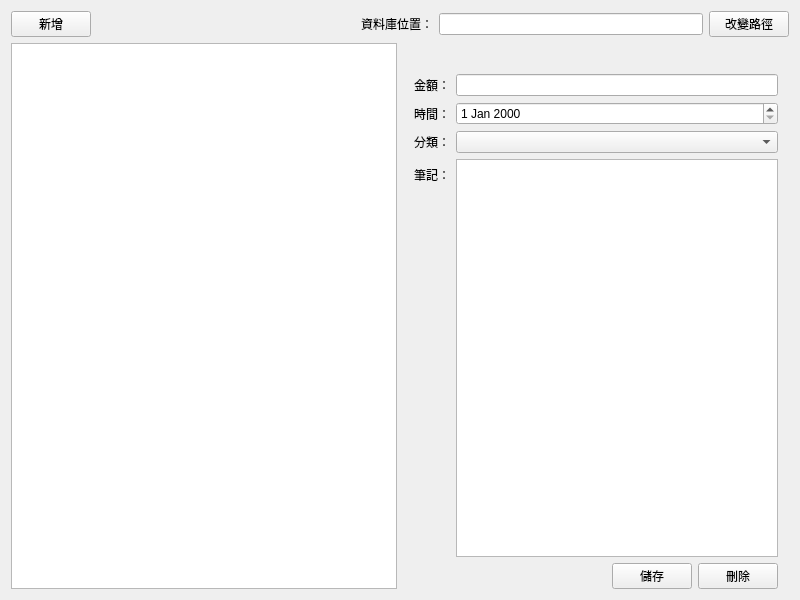
This is ExpenseBook-pc/mainwindow.ui in coolshou/accountbook as Qt 5 draws it before an edit. The edited form follows.
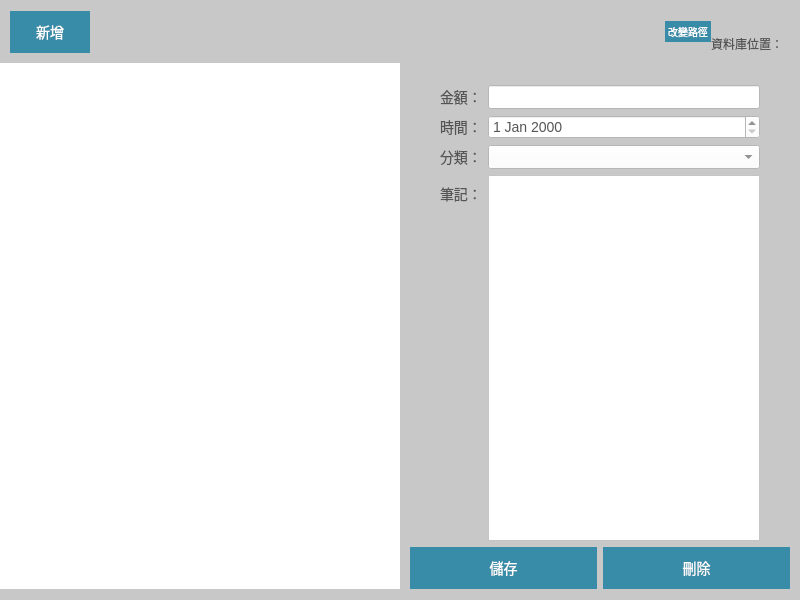
This is the edited form. Icons and pictures are not drawn. Custom widgets are drawn as their Qt base class.

Patch:
```diff
--- a/ExpenseBook-pc/mainwindow.ui
+++ b/ExpenseBook-pc/mainwindow.ui
@@ -23,9 +23,42 @@
    <iconset resource="resources.qrc">
     <normaloff>:/images/logo.png</normaloff>:/images/logo.png</iconset>
   </property>
+  <property name="styleSheet">
+   <string notr="true">QWidget {
+	background-color: rgb(200, 200, 200);
+	font-size: 14px;
+	color: rgb(85, 85, 85);
+}
+
+QPushButton {
+	padding: 10px;
+	border: 1px;
+	background-color: rgb(56, 140, 168);
+	color: rgb(255, 255, 255);
+}
+</string>
+  </property>
   <layout class="QVBoxLayout" name="verticalLayout" stretch="0,0">
+   <property name="spacing">
+    <number>10</number>
+   </property>
+   <property name="leftMargin">
+    <number>0</number>
+   </property>
+   <property name="rightMargin">
+    <number>0</number>
+   </property>
    <item>
     <layout class="QHBoxLayout" name="horizontalLayout">
+     <property name="spacing">
+      <number>0</number>
+     </property>
+     <property name="leftMargin">
+      <number>10</number>
+     </property>
+     <property name="rightMargin">
+      <number>10</number>
+     </property>
      <item>
       <widget class="QPushButton" name="addExpensePushButton">
        <property name="sizePolicy">
@@ -34,9 +67,15 @@
          <verstretch>0</verstretch>
         </sizepolicy>
        </property>
+       <property name="styleSheet">
+        <string notr="true">width: 60px;</string>
+       </property>
        <property name="text">
         <string>新增</string>
        </property>
+       <property name="flat">
+        <bool>false</bool>
+       </property>
       </widget>
      </item>
      <item>
@@ -55,26 +94,6 @@
        </property>
       </spacer>
      </item>
-     <item>
-      <widget class="QLabel" name="label">
-       <property name="text">
-        <string>資料庫位置：</string>
-       </property>
-      </widget>
-     </item>
-     <item>
-      <widget class="QLineEdit" name="databasePathLineEdit">
-       <property name="sizePolicy">
-        <sizepolicy hsizetype="Expanding" vsizetype="Fixed">
-         <horstretch>0</horstretch>
-         <verstretch>0</verstretch>
-        </sizepolicy>
-       </property>
-       <property name="readOnly">
-        <bool>true</bool>
-       </property>
-      </widget>
-     </item>
      <item>
       <widget class="QPushButton" name="changeDatabasePathPushButton">
        <property name="sizePolicy">
@@ -83,17 +102,65 @@
          <verstretch>0</verstretch>
         </sizepolicy>
        </property>
+       <property name="styleSheet">
+        <string notr="true">font-size: 10px;
+padding:3px</string>
+       </property>
        <property name="text">
         <string>改變路徑</string>
        </property>
+       <property name="flat">
+        <bool>true</bool>
+       </property>
+      </widget>
+     </item>
+     <item>
+      <widget class="QLabel" name="label">
+       <property name="styleSheet">
+        <string notr="true">font-size: 12px;
+</string>
+       </property>
+       <property name="text">
+        <string>資料庫位置：</string>
+       </property>
+       <property name="alignment">
+        <set>Qt::AlignBottom|Qt::AlignLeading|Qt::AlignLeft</set>
+       </property>
+      </widget>
+     </item>
+     <item>
+      <widget class="QLabel" name="databasePathLabel">
+       <property name="styleSheet">
+        <string notr="true">font-size: 12px;
+</string>
+       </property>
+       <property name="text">
+        <string/>
+       </property>
+       <property name="alignment">
+        <set>Qt::AlignBottom|Qt::AlignLeading|Qt::AlignLeft</set>
+       </property>
       </widget>
      </item>
     </layout>
    </item>
    <item>
-    <layout class="QHBoxLayout" name="bodyLayout" stretch="1,1">
+    <layout class="QHBoxLayout" name="bodyLayout" stretch="0,0">
+     <property name="spacing">
+      <number>0</number>
+     </property>
      <item>
-      <widget class="QListView" name="expenseListView"/>
+      <widget class="QListView" name="expenseListView">
+       <property name="styleSheet">
+        <string notr="true">background-color: rgb(255, 255, 255);</string>
+       </property>
+       <property name="frameShape">
+        <enum>QFrame::NoFrame</enum>
+       </property>
+       <property name="frameShadow">
+        <enum>QFrame::Plain</enum>
+       </property>
+      </widget>
      </item>
      <item>
       <widget class="QWidget" name="expenseWidget" native="true">
@@ -101,6 +168,15 @@
         <bool>true</bool>
        </property>
        <layout class="QVBoxLayout" name="verticalLayout_2">
+        <property name="leftMargin">
+         <number>10</number>
+        </property>
+        <property name="topMargin">
+         <number>0</number>
+        </property>
+        <property name="rightMargin">
+         <number>10</number>
+        </property>
         <property name="bottomMargin">
          <number>0</number>
         </property>
@@ -118,13 +194,16 @@
           <property name="alignment">
            <set>Qt::AlignCenter</set>
           </property>
-          <property name="margin">
-           <number>30</number>
-          </property>
          </widget>
         </item>
         <item>
          <layout class="QFormLayout" name="formLayout">
+          <property name="leftMargin">
+           <number>30</number>
+          </property>
+          <property name="rightMargin">
+           <number>30</number>
+          </property>
           <item row="0" column="0">
            <widget class="QLabel" name="label_2">
             <property name="text">
@@ -133,7 +212,11 @@
            </widget>
           </item>
           <item row="0" column="1">
-           <widget class="QLineEdit" name="spendLineEdit"/>
+           <widget class="QLineEdit" name="spendLineEdit">
+            <property name="styleSheet">
+             <string notr="true">background-color: white;</string>
+            </property>
+           </widget>
           </item>
           <item row="1" column="0">
            <widget class="QLabel" name="label_3">
@@ -150,7 +233,11 @@
            </widget>
           </item>
           <item row="2" column="1">
-           <widget class="QComboBox" name="categoryComboBox"/>
+           <widget class="QComboBox" name="categoryComboBox">
+            <property name="styleSheet">
+             <string notr="true">background-color: white;</string>
+            </property>
+           </widget>
           </item>
           <item row="3" column="0">
            <widget class="QLabel" name="label_5">
@@ -160,28 +247,23 @@
            </widget>
           </item>
           <item row="3" column="1">
-           <widget class="QTextEdit" name="noteTextEdit"/>
+           <widget class="QTextEdit" name="noteTextEdit">
+            <property name="styleSheet">
+             <string notr="true">background-color: white;</string>
+            </property>
+           </widget>
           </item>
           <item row="1" column="1">
-           <widget class="QDateEdit" name="dateDateEdit"/>
+           <widget class="QDateEdit" name="dateDateEdit">
+            <property name="styleSheet">
+             <string notr="true">background-color: rgb(255, 255, 255);</string>
+            </property>
+           </widget>
           </item>
          </layout>
         </item>
         <item>
          <layout class="QHBoxLayout" name="horizontalLayout_3">
-          <item>
-           <spacer name="horizontalSpacer_2">
-            <property name="orientation">
-             <enum>Qt::Horizontal</enum>
-            </property>
-            <property name="sizeHint" stdset="0">
-             <size>
-              <width>40</width>
-              <height>20</height>
-             </size>
-            </property>
-           </spacer>
-          </item>
           <item>
            <widget class="QPushButton" name="savePushButton">
             <property name="sizePolicy">
```
